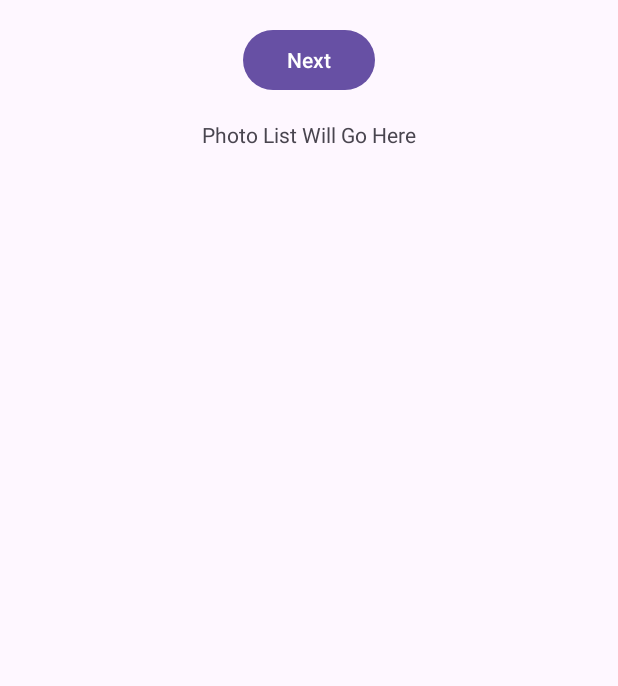
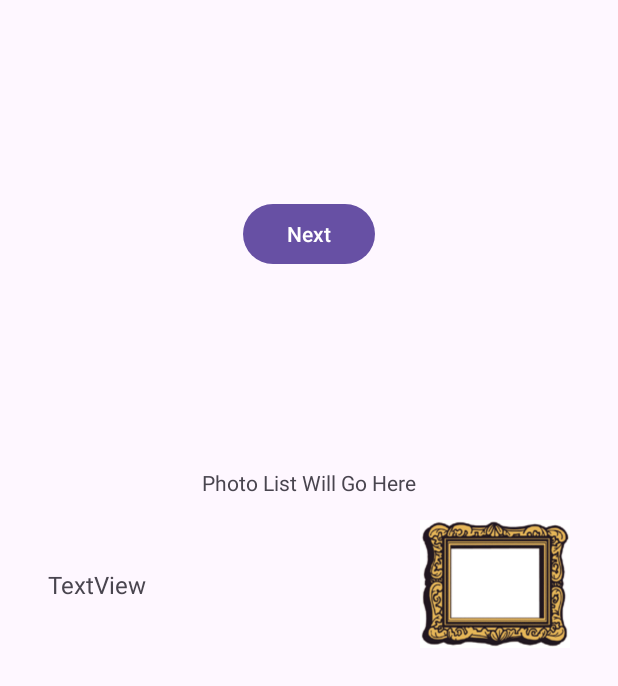
Before and after one commit to jrp55262/flickr-photo-browser, an Android app: the layout photo_list_fragment.xml on its own in the app's theme, with its tools: preview values and no code run, on a phone screen of 412 x 824 dp. Shown: the top 686 px of the screen. Run offline under Robolectric (Android 15) with nearby library versions, the phone set to English and light mode, and no system bars.

Commit message:
Experiment with list view layout and thumbnail image loading

```diff
--- a/app/build.gradle
+++ b/app/build.gradle
@@ -44,6 +44,8 @@ dependencies {
     implementation 'androidx.navigation:navigation-fragment-ktx:2.5.2'
     implementation 'androidx.navigation:navigation-ui-ktx:2.5.2'
     implementation 'androidx.fragment:fragment-ktx:1.5.7'
+    implementation 'com.github.bumptech.glide:glide:4.12.0'
+    annotationProcessor 'com.github.bumptech.glide:compiler:4.12.0'
     testImplementation 'junit:junit:4.13.2'
     androidTestImplementation 'androidx.test.ext:junit:1.1.3'
     androidTestImplementation 'androidx.test.espresso:espresso-core:3.4.0'
--- a/app/src/main/AndroidManifest.xml
+++ b/app/src/main/AndroidManifest.xml
@@ -2,6 +2,7 @@
 <manifest xmlns:android="http://schemas.android.com/apk/res/android"
     xmlns:tools="http://schemas.android.com/tools">
 
+    <uses-permission android:name="android.permission.INTERNET" />
     <application
         android:allowBackup="true"
         android:dataExtractionRules="@xml/data_extraction_rules"
--- a/app/src/main/java/com/example/flickrphotobrowser/model/TestPhotoDataRetriever.kt
+++ b/app/src/main/java/com/example/flickrphotobrowser/model/TestPhotoDataRetriever.kt
@@ -44,7 +44,7 @@ class TestPhotoDataRetriever: PhotoDataRetriever {
             PhotoData(
                 title = "Mountain Vista",
                 imageUrl = "https://picsum.photos/id/29/1280/1024",
-                thumbnailUrl = "https://picsum.photos/id/29/150/100",
+                thumbnailUrl = "https://fastly.picsum.photos/id/29/150/100.jpg?hmac=VcvkELtUePQaXF7h8TpSNj8QzIv_iRvy4mat9OUXIn4",
                 description = "Overlooking snowy mountains",
                 dateTaken = "5/1/2015",
                 datePosted = "6/1/2015"
--- a/app/src/main/java/com/example/flickrphotobrowser/viewmodel/PhotoListViewModel.kt
+++ b/app/src/main/java/com/example/flickrphotobrowser/viewmodel/PhotoListViewModel.kt
@@ -16,6 +16,7 @@ class PhotoListViewModel(): ViewModel() {
     val photos = MutableLiveData<List<PhotoData>>()
     private var currentPhotoOffset = 0
     private val PHOTOS_PER_PAGE = 1
+    private val LOOP_DELAY = 5000L
     private val photoRetriever = TestPhotoDataRetriever()
 
     fun getMorePhotos() {
@@ -33,7 +34,7 @@ class PhotoListViewModel(): ViewModel() {
     private fun timerLoop() {
         CoroutineScope(Dispatchers.IO).launch {
             getMorePhotos()
-            delay(3000)
+            delay(LOOP_DELAY)
             timerLoop()
         }
     }
--- a/app/src/main/res/layout/photo_list_fragment.xml
+++ b/app/src/main/res/layout/photo_list_fragment.xml
@@ -31,5 +31,42 @@
             app:layout_constraintEnd_toEndOf="parent"
             app:layout_constraintStart_toStartOf="parent"
             app:layout_constraintTop_toBottomOf="@id/photo_list_button" />
+
+        <androidx.constraintlayout.widget.ConstraintLayout
+            android:layout_width="match_parent"
+            android:layout_height="wrap_content"
+            app:layout_constraintTop_toBottomOf="@id/photo_list_text">
+
+            <TextView
+                android:id="@+id/photoTitle"
+                android:layout_width="wrap_content"
+                android:layout_height="wrap_content"
+                android:layout_marginStart="16dp"
+                android:layout_marginTop="8dp"
+                android:layout_marginRight="8dp"
+                android:layout_marginBottom="8dp"
+                android:text="TextView"
+                android:textSize="16sp"
+                app:layout_constraintBottom_toBottomOf="parent"
+                app:layout_constraintRight_toLeftOf="@id/photoThumbnail"
+                app:layout_constraintStart_toStartOf="parent"
+                app:layout_constraintTop_toTopOf="parent" />
+
+            <ImageView
+                android:id="@+id/photoThumbnail"
+                android:layout_width="100dp"
+                android:layout_height="100dp"
+                android:layout_marginLeft="8dp"
+                android:layout_marginTop="8dp"
+                android:layout_marginEnd="16dp"
+                android:layout_marginBottom="8dp"
+                android:src="@drawable/default_image"
+                app:layout_constraintBottom_toBottomOf="parent"
+                app:layout_constraintEnd_toEndOf="parent"
+                app:layout_constraintLeft_toRightOf="@id/photoTitle"
+                app:layout_constraintTop_toTopOf="parent"
+                app:layout_constraintVertical_bias="0.499" />
+
+        </androidx.constraintlayout.widget.ConstraintLayout>
     </androidx.constraintlayout.widget.ConstraintLayout>
 </androidx.core.widget.NestedScrollView>
```
Also changed, not shown: app/src/main/java/com/example/flickrphotobrowser/view/PhotoListFragment.kt (+12 -3 lines), app/src/main/res/layout/photo_list_view.xml (added, +38 -0 lines), app/src/main/res/drawable/default_image.png (added).
